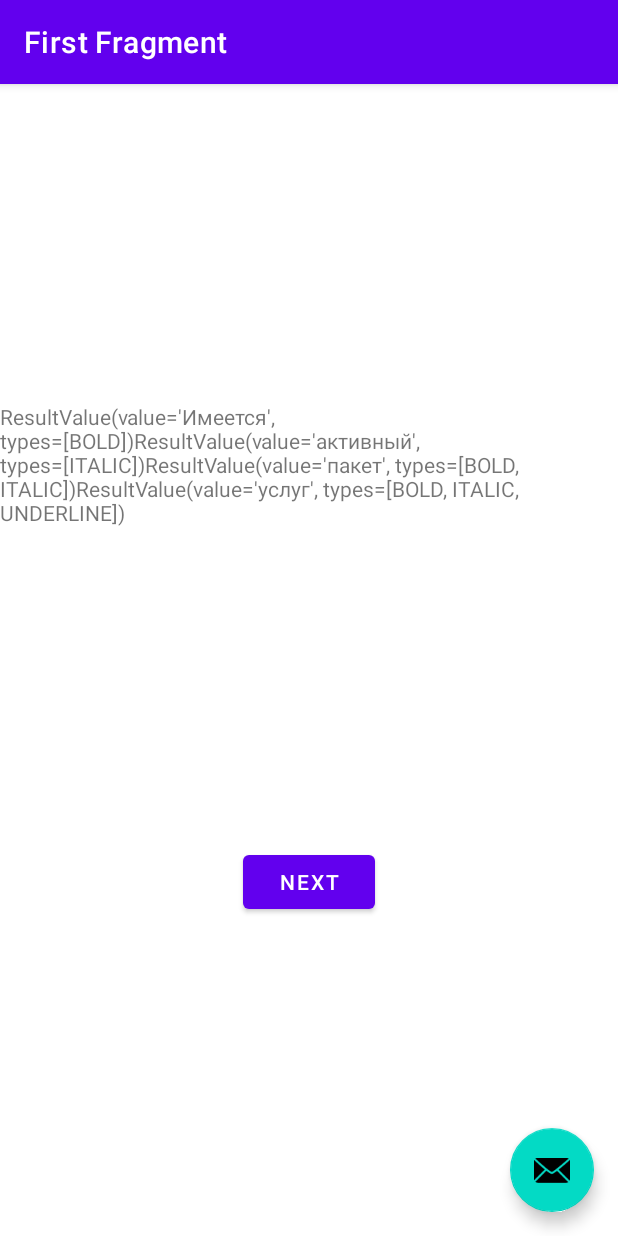
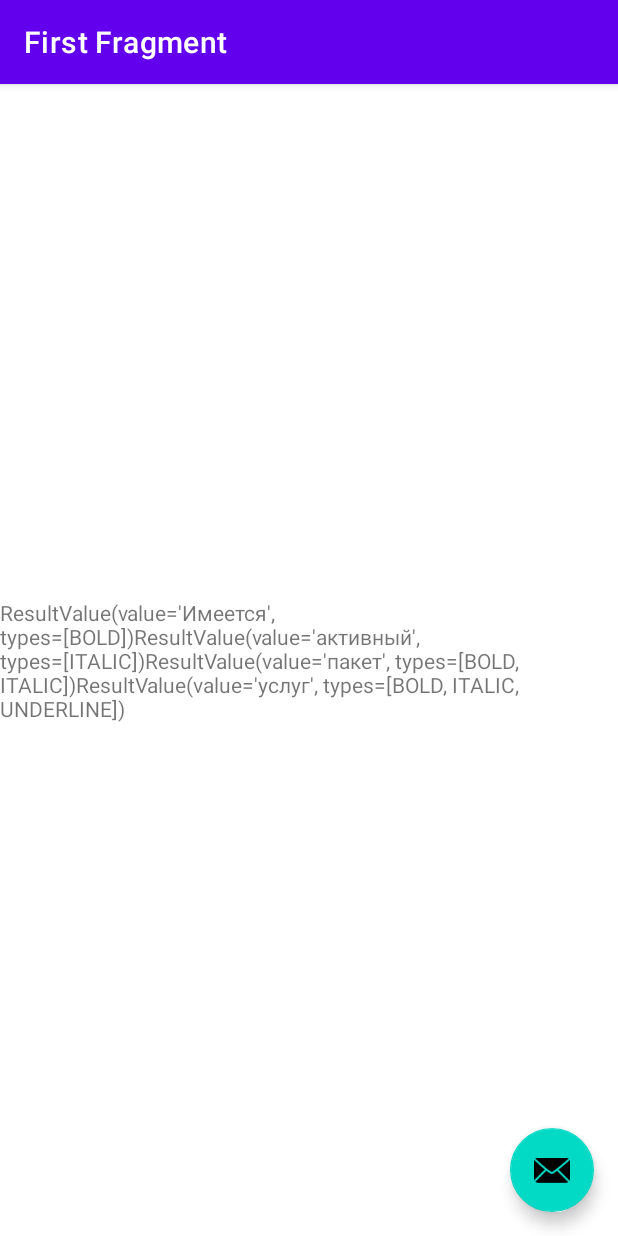
Before and after one commit to Tsiuryn/parse_html, an Android app: the screen it shows after launch (MainActivity), on a phone screen of 412 x 824 dp. Run offline under Robolectric (Android 15) with nearby library versions, the phone set to English and light mode, and no system bars; our stand-ins replace navigation-ui.

```diff
--- a/app/src/main/java/com/example/parsehtml/FirstFragment.kt
+++ b/app/src/main/java/com/example/parsehtml/FirstFragment.kt
@@ -37,10 +37,6 @@ class FirstFragment : Fragment() {
         super.onViewCreated(view, savedInstanceState)
 
         binding.textviewFirst.text = GenHtmlCompat.fromHtml(html)
-
-        binding.buttonFirst.setOnClickListener {
-            findNavController().navigate(R.id.action_FirstFragment_to_SecondFragment)
-        }
     }
 
     override fun onDestroyView() {
--- a/app/src/main/res/layout/fragment_first.xml
+++ b/app/src/main/res/layout/fragment_first.xml
@@ -11,18 +11,8 @@
         android:layout_width="wrap_content"
         android:layout_height="wrap_content"
         android:text="@string/hello_first_fragment"
-        app:layout_constraintBottom_toTopOf="@id/button_first"
+        app:layout_constraintBottom_toBottomOf="parent"
         app:layout_constraintEnd_toEndOf="parent"
         app:layout_constraintStart_toStartOf="parent"
         app:layout_constraintTop_toTopOf="parent" />
-
-    <Button
-        android:id="@+id/button_first"
-        android:layout_width="wrap_content"
-        android:layout_height="wrap_content"
-        android:text="@string/next"
-        app:layout_constraintBottom_toBottomOf="parent"
-        app:layout_constraintEnd_toEndOf="parent"
-        app:layout_constraintStart_toStartOf="parent"
-        app:layout_constraintTop_toBottomOf="@id/textview_first" />
 </androidx.constraintlayout.widget.ConstraintLayout>
--- a/app/src/main/res/navigation/nav_graph.xml
+++ b/app/src/main/res/navigation/nav_graph.xml
@@ -11,18 +11,5 @@
         android:label="@string/first_fragment_label"
         tools:layout="@layout/fragment_first">
 
-        <action
-            android:id="@+id/action_FirstFragment_to_SecondFragment"
-            app:destination="@id/SecondFragment" />
-    </fragment>
-    <fragment
-        android:id="@+id/SecondFragment"
-        android:name="com.example.parsehtml.SecondFragment"
-        android:label="@string/second_fragment_label"
-        tools:layout="@layout/fragment_second">
-
-        <action
-            android:id="@+id/action_SecondFragment_to_FirstFragment"
-            app:destination="@id/FirstFragment" />
     </fragment>
 </navigation>
```
Also changed, not shown: app/src/main/java/com/example/parsehtml/SecondFragment.kt (deleted, +0 -44 lines), app/src/main/res/layout/fragment_second.xml (deleted, +0 -27 lines).
